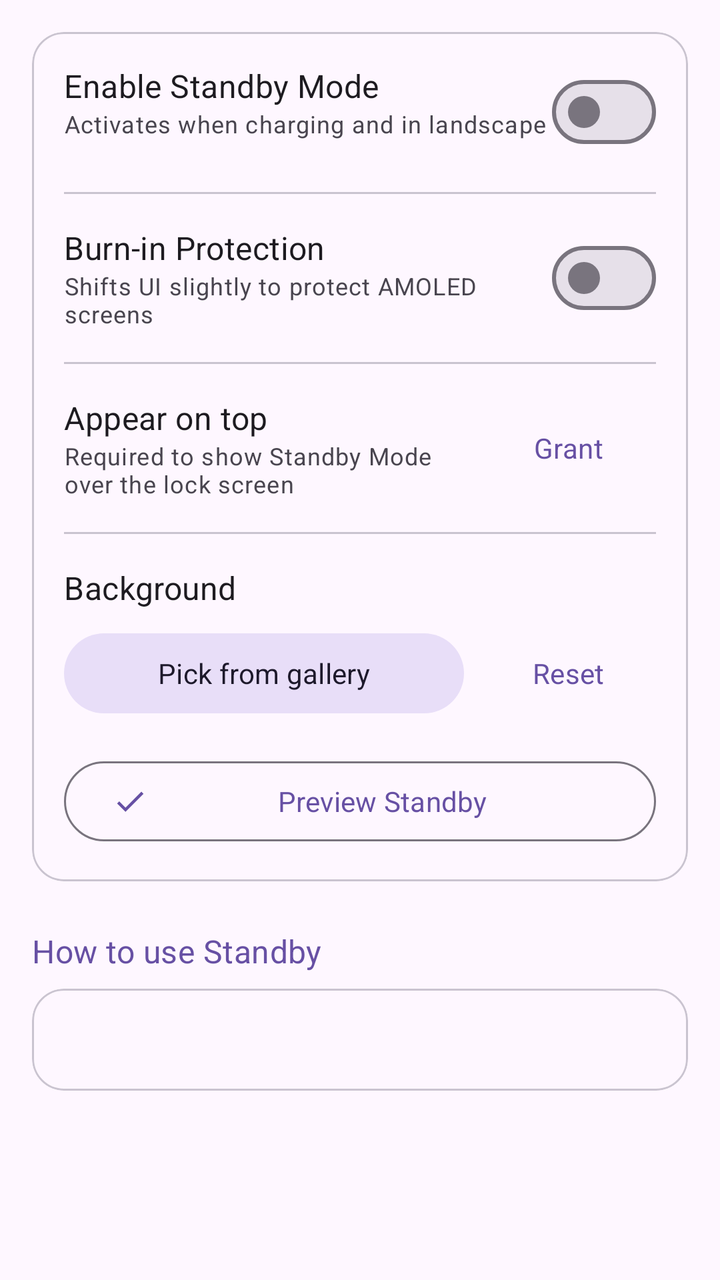
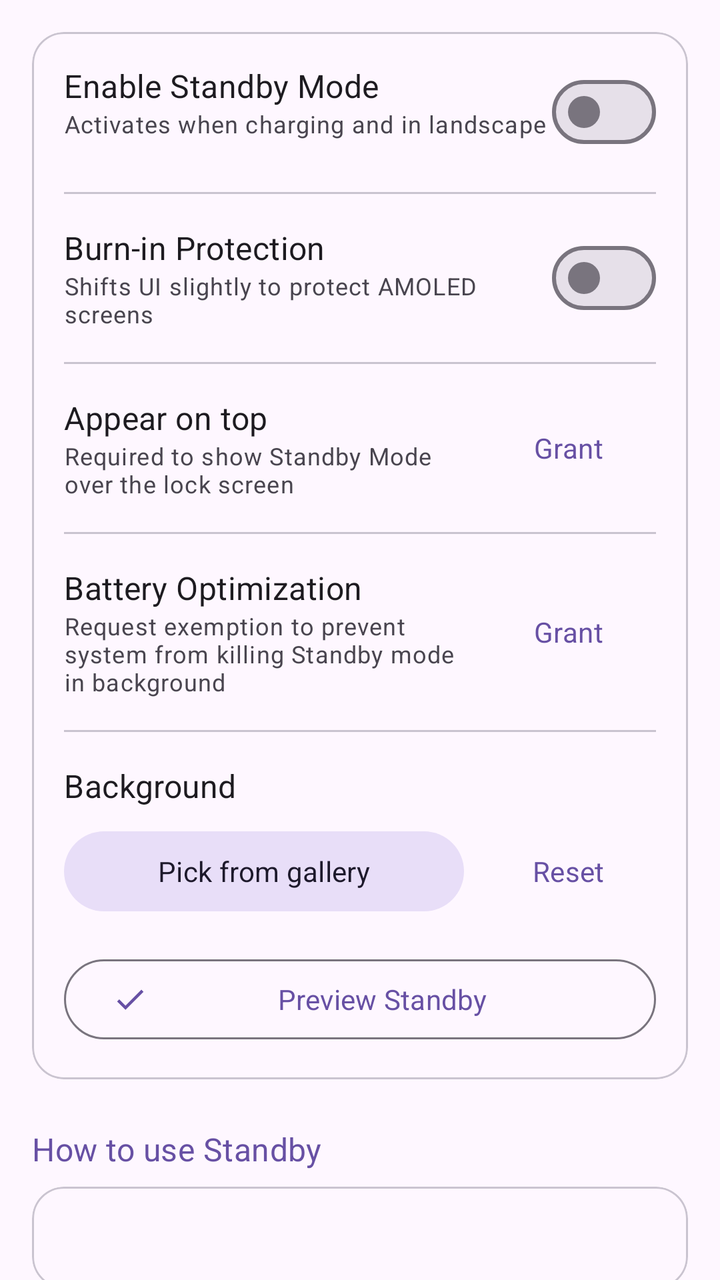

Two renders of the same Android screen: before a commit and after it. Below are the layout's source before the change and the commit's diff.
<!-- AndroidManifest.xml: application theme Theme.Alarmiq -->
<!-- res/layout/fragment_standby_settings.xml -->
<?xml version="1.0" encoding="utf-8"?>
<androidx.core.widget.NestedScrollView xmlns:android="http://schemas.android.com/apk/res/android"
    xmlns:app="http://schemas.android.com/apk/res-auto"
    android:layout_width="match_parent"
    android:layout_height="match_parent">

    <LinearLayout
        android:layout_width="match_parent"
        android:layout_height="wrap_content"
        android:orientation="vertical"
        android:padding="16dp">

        <com.google.android.material.card.MaterialCardView
            android:layout_width="match_parent"
            android:layout_height="wrap_content"
            app:cardCornerRadius="16dp"
            app:cardElevation="0dp"
            app:strokeWidth="1dp"
            app:strokeColor="?attr/colorOutlineVariant">

            <LinearLayout
                android:layout_width="match_parent"
                android:layout_height="wrap_content"
                android:orientation="vertical"
                android:padding="16dp">

                <RelativeLayout
                    android:layout_width="match_parent"
                    android:layout_height="wrap_content">

                    <LinearLayout
                        android:layout_width="wrap_content"
                        android:layout_height="wrap_content"
                        android:layout_alignParentStart="true"
                        android:layout_toStartOf="@+id/switchStandbyEnabled"
                        android:orientation="vertical">

                        <TextView
                            android:layout_width="wrap_content"
                            android:layout_height="wrap_content"
                            android:text="@string/standby_enabled"
                            android:textAppearance="?attr/textAppearanceTitleMedium" />

                        <TextView
                            android:layout_width="wrap_content"
                            android:layout_height="wrap_content"
                            android:text="@string/standby_enabled_desc"
                            android:textAppearance="?attr/textAppearanceBodySmall" />
                    </LinearLayout>

                    <com.google.android.material.materialswitch.MaterialSwitch
                        android:id="@+id/switchStandbyEnabled"
                        android:layout_width="wrap_content"
                        android:layout_height="wrap_content"
                        android:layout_alignParentEnd="true"
                        android:layout_centerVertical="true" />
                </RelativeLayout>

                <View
                    android:layout_width="match_parent"
                    android:layout_height="1dp"
                    android:layout_marginVertical="16dp"
                    android:background="?attr/colorOutlineVariant" />

                <RelativeLayout
                    android:layout_width="match_parent"
                    android:layout_height="wrap_content">

                    <LinearLayout
                        android:layout_width="wrap_content"
                        android:layout_height="wrap_content"
                        android:layout_alignParentStart="true"
                        android:layout_toStartOf="@+id/switchBurnIn"
                        android:orientation="vertical">

                        <TextView
                            android:layout_width="wrap_content"
                            android:layout_height="wrap_content"
                            android:text="@string/standby_burn_in_protection"
                            android:textAppearance="?attr/textAppearanceTitleMedium" />

                        <TextView
                            android:layout_width="wrap_content"
                            android:layout_height="wrap_content"
                            android:text="@string/standby_burn_in_protection_desc"
                            android:textAppearance="?attr/textAppearanceBodySmall" />
                    </LinearLayout>

                    <com.google.android.material.materialswitch.MaterialSwitch
                        android:id="@+id/switchBurnIn"
                        android:layout_width="wrap_content"
                        android:layout_height="wrap_content"
                        android:layout_alignParentEnd="true"
                        android:layout_centerVertical="true" />
                </RelativeLayout>

                <View
                    android:id="@+id/dividerPermission"
                    android:layout_width="match_parent"
                    android:layout_height="1dp"
                    android:layout_marginVertical="16dp"
                    android:background="?attr/colorOutlineVariant" />

                <RelativeLayout
                    android:id="@+id/layoutOverlayPermission"
                    android:layout_width="match_parent"
                    android:layout_height="wrap_content">

                    <LinearLayout
                        android:layout_width="wrap_content"
                        android:layout_height="wrap_content"
                        android:layout_alignParentStart="true"
                        android:layout_toStartOf="@+id/btnGrantOverlay"
                        android:orientation="vertical">

                        <TextView
                            android:layout_width="wrap_content"
                            android:layout_height="wrap_content"
                            android:text="@string/standby_overlay_permission"
                            android:textAppearance="?attr/textAppearanceTitleMedium" />

                        <TextView
                            android:layout_width="wrap_content"
                            android:layout_height="wrap_content"
                            android:text="@string/standby_overlay_permission_desc"
                            android:textAppearance="?attr/textAppearanceBodySmall" />
                    </LinearLayout>

                    <com.google.android.material.button.MaterialButton
                        android:id="@+id/btnGrantOverlay"
                        style="@style/Widget.Material3.Button.TextButton"
                        android:layout_width="wrap_content"
                        android:layout_height="wrap_content"
                        android:layout_alignParentEnd="true"
                        android:layout_centerVertical="true"
                        android:text="@string/grant_permission" />
                </RelativeLayout>

                <View
                    android:layout_width="match_parent"
                    android:layout_height="1dp"
                    android:layout_marginVertical="16dp"
                    android:background="?attr/colorOutlineVariant" />

                <TextView
                    android:layout_width="wrap_content"
                    android:layout_height="wrap_content"
                    android:text="@string/standby_background"
                    android:textAppearance="?attr/textAppearanceTitleMedium" />

                <LinearLayout
                    android:layout_width="match_parent"
                    android:layout_height="wrap_content"
                    android:layout_marginTop="8dp"
                    android:orientation="horizontal">

                    <com.google.android.material.button.MaterialButton
                        android:id="@+id/btnPickBackground"
                        style="@style/Widget.Material3.Button.TonalButton"
                        android:layout_width="0dp"
                        android:layout_height="wrap_content"
                        android:layout_weight="1"
                        android:layout_marginEnd="8dp"
                        android:text="@string/standby_pick_photo" />

                    <com.google.android.material.button.MaterialButton
                        android:id="@+id/btnResetBackground"
                        style="@style/Widget.Material3.Button.TextButton"
                        android:layout_width="wrap_content"
                        android:layout_height="wrap_content"
                        android:text="@string/reset" />
                </LinearLayout>

                <com.google.android.material.button.MaterialButton
                    android:id="@+id/btnPreviewStandby"
                    style="@style/Widget.Material3.Button.OutlinedButton"
                    android:layout_width="match_parent"
                    android:layout_height="wrap_content"
                    android:layout_marginTop="16dp"
                    android:text="@string/standby_preview"
                    app:icon="@drawable/ic_check" />

            </LinearLayout>
        </com.google.android.material.card.MaterialCardView>

        <TextView
            android:layout_width="wrap_content"
            android:layout_height="wrap_content"
            android:layout_marginTop="24dp"
            android:layout_marginBottom="8dp"
            android:text="@string/standby_guide_title"
            android:textAppearance="?attr/textAppearanceTitleMedium"
            android:textColor="?attr/colorPrimary" />

        <com.google.android.material.card.MaterialCardView
            android:layout_width="match_parent"
            android:layout_height="wrap_content"
            app:cardCornerRadius="16dp"
            app:cardElevation="0dp"
            app:strokeWidth="1dp"
            app:strokeColor="?attr/colorOutlineVariant">

            <TextView
                android:id="@+id/txtStandbyGuide"
                android:layout_width="match_parent"
                android:layout_height="wrap_content"
                android:padding="16dp"
                android:lineSpacingExtra="4dp"
                android:textAppearance="?attr/textAppearanceBodyMedium" />
        </com.google.android.material.card.MaterialCardView>

    </LinearLayout>
</androidx.core.widget.NestedScrollView>
<!-- resources referenced by this layout -->
<resources>
  <!-- drawable ic_check (drawable) -->
  <vector xmlns:android="http://schemas.android.com/apk/res/android"
      android:width="24dp"
      android:height="24dp"
      android:viewportWidth="24"
      android:viewportHeight="24"
      android:tint="?attr/colorPrimary">
      <path
          android:fillColor="@android:color/white"
          android:pathData="M9,16.17L4.83,12l-1.42,1.41L9,19 21,7l-1.41,-1.41z" />
  </vector>
  <string name="grant_permission">Grant</string>
  <string name="reset">Reset</string>
  <string name="standby_background">Background</string>
  <string name="standby_burn_in_protection">Burn-in Protection</string>
  <string name="standby_burn_in_protection_desc">Shifts UI slightly to protect AMOLED screens</string>
  <string name="standby_enabled">Enable Standby Mode</string>
  <string name="standby_enabled_desc">Activates when charging and in landscape</string>
  <string name="standby_guide_title">How to use Standby</string>
  <string name="standby_overlay_permission">Appear on top</string>
  <string name="standby_overlay_permission_desc">Required to show Standby Mode over the lock screen</string>
  <string name="standby_pick_photo">Pick from gallery</string>
  <string name="standby_preview">Preview Standby</string>
  <style name="Theme.Alarmiq" parent="Base.Theme.Alarmiq" />
  <style name="Base.Theme.Alarmiq" parent="Theme.Material3.DayNight.NoActionBar">
          <item name="android:statusBarColor">@android:color/transparent</item>
          <item name="android:navigationBarColor">@android:color/transparent</item>
          <item name="android:windowBackground">?attr/colorSurface</item>
          <item name="materialAlertDialogTheme">@style/Theme.Alarmiq.AlertDialog</item>
          <item name="shapeAppearanceSmallComponent">@style/ShapeAppearance.Alarmiq.Small</item>
          <item name="shapeAppearanceMediumComponent">@style/ShapeAppearance.Alarmiq.Medium</item>
          <item name="shapeAppearanceLargeComponent">@style/ShapeAppearance.Alarmiq.Large</item>
          <item name="android:fontFamily">sans-serif</item>
      </style>
  <style name="Theme.Alarmiq.AlertDialog" parent="ThemeOverlay.Material3.MaterialAlertDialog">
          <item name="shapeAppearance">@style/ShapeAppearance.Alarmiq.Large</item>
      </style>
  <style name="ShapeAppearance.Alarmiq.Small" parent="ShapeAppearance.Material3.SmallComponent">
          <item name="cornerFamily">rounded</item>
          <item name="cornerSize">14dp</item>
      </style>
  <style name="ShapeAppearance.Alarmiq.Medium" parent="ShapeAppearance.Material3.MediumComponent">
          <item name="cornerFamily">rounded</item>
          <item name="cornerSize">22dp</item>
      </style>
  <style name="ShapeAppearance.Alarmiq.Large" parent="ShapeAppearance.Material3.LargeComponent">
          <item name="cornerFamily">rounded</item>
          <item name="cornerSize">32dp</item>
      </style>
</resources>

<!-- the commit's change to res/layout/fragment_standby_settings.xml (unified diff, before → after) -->
@@ -128,6 +128,48 @@
 
                     <com.google.android.material.button.MaterialButton
                         android:id="@+id/btnGrantOverlay"
+                        style="@style/Widget.Material3.Button.TextButton"
+                        android:layout_width="wrap_content"
+                        android:layout_height="wrap_content"
+                        android:layout_alignParentEnd="true"
+                        android:layout_centerVertical="true"
+                        android:text="@string/grant_permission" />
+                </RelativeLayout>
+
+                <View
+                    android:id="@+id/dividerBattery"
+                    android:layout_width="match_parent"
+                    android:layout_height="1dp"
+                    android:layout_marginVertical="16dp"
+                    android:background="?attr/colorOutlineVariant" />
+
+                <RelativeLayout
+                    android:id="@+id/layoutBatteryPermission"
+                    android:layout_width="match_parent"
+                    android:layout_height="wrap_content">
+
+                    <LinearLayout
+                        android:layout_width="wrap_content"
+                        android:layout_height="wrap_content"
+                        android:layout_alignParentStart="true"
+                        android:layout_toStartOf="@+id/btnGrantBattery"
+                        android:orientation="vertical">
+
+                        <TextView
+                            android:layout_width="wrap_content"
+                            android:layout_height="wrap_content"
+                            android:text="@string/standby_battery_optimization"
+                            android:textAppearance="?attr/textAppearanceTitleMedium" />
+
+                        <TextView
+                            android:layout_width="wrap_content"
+                            android:layout_height="wrap_content"
+                            android:text="@string/standby_battery_optimization_desc"
+                            android:textAppearance="?attr/textAppearanceBodySmall" />
+                    </LinearLayout>
+
+                    <com.google.android.material.button.MaterialButton
+                        android:id="@+id/btnGrantBattery"
                         style="@style/Widget.Material3.Button.TextButton"
                         android:layout_width="wrap_content"
                         android:layout_height="wrap_content"
<!-- resource entries referenced after the edit -->
@@ -14,6 +14,8 @@
   <string name="grant_permission">Grant</string>
   <string name="reset">Reset</string>
   <string name="standby_background">Background</string>
+  <string name="standby_battery_optimization">Battery Optimization</string>
+  <string name="standby_battery_optimization_desc">Request exemption to prevent system from killing Standby mode in background</string>
   <string name="standby_burn_in_protection">Burn-in Protection</string>
   <string name="standby_burn_in_protection_desc">Shifts UI slightly to protect AMOLED screens</string>
   <string name="standby_enabled">Enable Standby Mode</string>
